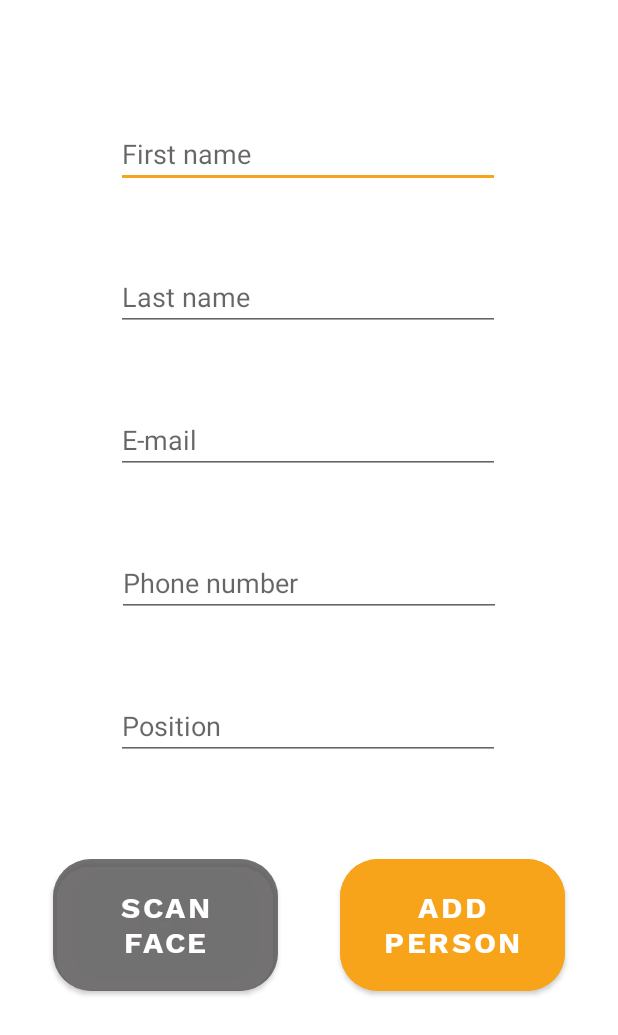
After one commit to darian-catalin-cucer/face-recognition-app, an Android app: the AddNewPerson screen opened directly, with no data from a screen before it, on a phone screen of 412 x 824 dp. The commit adds this screen. Shown: the top 1035 px of the screen. Run offline under Robolectric (Android 15) with nearby library versions, the phone set to English and light mode, and no system bars.

Commit message:
Added AddNewPerson activity

```diff
--- a/app/src/main/AndroidManifest.xml
+++ b/app/src/main/AndroidManifest.xml
@@ -27,7 +27,8 @@
             android:roundIcon="@mipmap/ic_launcher_round"
             android:supportsRtl="true"
             android:theme="@style/Theme.FaceRecognition">
-        <activity android:name=".ImageTest"></activity>
+        <activity android:name=".AddNewPerson"></activity>
+        <activity android:name=".ImageTest" />
         <activity android:name=".MainActivity">
             <intent-filter>
                 <action android:name="android.intent.action.MAIN" />
--- /dev/null
+++ b/app/src/main/java/brain_factory/face_recognition/AddNewPerson.kt
@@ -0,0 +1,15 @@
+package brain_factory.face_recognition
+
+import androidx.appcompat.app.AppCompatActivity
+import android.os.Bundle
+import android.view.WindowManager
+
+class AddNewPerson : AppCompatActivity()
+{
+    override fun onCreate(savedInstanceState: Bundle?)
+    {
+        super.onCreate(savedInstanceState)
+        setContentView(R.layout.activity_add_new_person)
+        this.window.addFlags(WindowManager.LayoutParams.FLAG_FULLSCREEN)
+    }
+}
--- a/app/src/main/java/brain_factory/face_recognition/ImageTest.kt
+++ b/app/src/main/java/brain_factory/face_recognition/ImageTest.kt
@@ -4,9 +4,6 @@ import android.os.Bundle
 import android.view.WindowManager
 import android.widget.ImageView
 import androidx.appcompat.app.AppCompatActivity
-import com.google.mlkit.vision.common.InputImage
-import com.google.mlkit.vision.face.FaceDetection
-import com.google.mlkit.vision.face.FaceDetectorOptions
 
 class ImageTest : AppCompatActivity()
 {
@@ -20,6 +17,6 @@ class ImageTest : AppCompatActivity()
         val imagePath = intent.getStringExtra("image_test")
 
         val testImage = findViewById<ImageView>(R.id.test_image)
-        testImage.setImageBitmap(ImageUtils.handleSamplingAndRotationBitmap(this, imagePath))
+        testImage.setImageBitmap(ImageUtils.handleSamplingAndRotationBitmap(imagePath))
     }
 }
--- a/app/src/main/java/brain_factory/face_recognition/ImageUtils.java
+++ b/app/src/main/java/brain_factory/face_recognition/ImageUtils.java
@@ -396,10 +396,10 @@ public class ImageUtils
         return inSampleSize;
     }
 
-    public static Bitmap handleSamplingAndRotationBitmap(Context context, String selectedImage) throws IOException
+    public static Bitmap handleSamplingAndRotationBitmap(String selectedImage) throws IOException
     {
-        int MAX_HEIGHT = 1500;
-        int MAX_WIDTH = 1500;
+        int MAX_HEIGHT = 2000;
+        int MAX_WIDTH = 2000;
 
         final BitmapFactory.Options options = new BitmapFactory.Options();
         options.inJustDecodeBounds = true;
--- a/app/src/main/java/brain_factory/face_recognition/MainActivity.kt
+++ b/app/src/main/java/brain_factory/face_recognition/MainActivity.kt
@@ -29,7 +29,8 @@ class MainActivity : AppCompatActivity()
 
     private lateinit var currentPhotoPath: String
 
-    private var faceBounds: Rect = Rect(0, 0, 1500, 1500)
+    private var faceBounds: Rect = Rect(0, 0, 1944, 2592)
+
     override fun onCreate(savedInstanceState: Bundle?)
     {
         super.onCreate(savedInstanceState)
@@ -42,6 +43,10 @@ class MainActivity : AppCompatActivity()
         authenticateButton.setOnClickListener {
             dispatchTakePictureIntent()
         }
+
+        addFaceButton.setOnClickListener {
+            startActivity(Intent(this, AddNewPerson::class.java));
+        }
     }
 
     override fun onActivityResult(requestCode: Int, resultCode: Int, intent: Intent?)
@@ -49,11 +54,11 @@ class MainActivity : AppCompatActivity()
         super.onActivityResult(requestCode, resultCode, intent)
         if (requestCode == REQUEST_IMAGE_CAPTURE && resultCode == RESULT_OK)
         {
-            val bitmapImage = ImageUtils.handleSamplingAndRotationBitmap(this, currentPhotoPath)
+            val bitmapImage = ImageUtils.handleSamplingAndRotationBitmap(currentPhotoPath)
             extractFace(bitmapImage)
             val faceNet = FaceNet(assets)
             val embeddings: FloatBuffer = faceNet.getEmbeddings(bitmapImage, faceBounds)
-            Log.d("[embeddings]", embeddings[0].toString()) // DEBUG
+            Log.d("[embeddings]", embeddings[0].toString() + " " + embeddings[1].toString() + " " + embeddings[2].toString()) // DEBUG
             faceNet.close()
 
             val displayIntent = Intent(this, ImageTest::class.java).apply {
@@ -86,16 +91,18 @@ class MainActivity : AppCompatActivity()
 
     private fun extractFace(imageBitmap: Bitmap)
     {
-        val options = FaceDetectorOptions.Builder().setPerformanceMode(FaceDetectorOptions.PERFORMANCE_MODE_ACCURATE)
-            .setLandmarkMode(FaceDetectorOptions.LANDMARK_MODE_NONE).setClassificationMode(FaceDetectorOptions.CLASSIFICATION_MODE_NONE).build()
+        val options = FaceDetectorOptions.Builder().setClassificationMode(FaceDetectorOptions.PERFORMANCE_MODE_ACCURATE)
+            .setContourMode(FaceDetectorOptions.CONTOUR_MODE_ALL).build()
+        val detector = FaceDetection.getClient(options)
 
         val image = InputImage.fromBitmap(imageBitmap, 0)
-        val detector = FaceDetection.getClient(options)
         detector.process(image).addOnSuccessListener { faces ->
             for (face in faces)
             {
                 faceBounds = face.boundingBox
             }
         }
+        Log.d("[embeddings]", faceBounds.toShortString()) // DEBUG
+        detector.close()
     }
 }
--- /dev/null
+++ b/app/src/main/res/drawable/check.xml
@@ -0,0 +1,9 @@
+<vector xmlns:android="http://schemas.android.com/apk/res/android"
+    android:width="512dp"
+    android:height="512dp"
+    android:viewportWidth="24"
+    android:viewportHeight="24">
+  <path
+      android:fillColor="#FF000000"
+      android:pathData="m9.707,19.121c-0.187,0.188 -0.442,0.293 -0.707,0.293s-0.52,-0.105 -0.707,-0.293l-5.646,-5.647c-0.586,-0.586 -0.586,-1.536 0,-2.121l0.707,-0.707c0.586,-0.586 1.535,-0.586 2.121,0l3.525,3.525 9.525,-9.525c0.586,-0.586 1.536,-0.586 2.121,0l0.707,0.707c0.586,0.586 0.586,1.536 0,2.121z"/>
+</vector>
--- /dev/null
+++ b/app/src/main/res/layout/activity_add_new_person.xml
@@ -0,0 +1,127 @@
+<?xml version="1.0" encoding="utf-8"?>
+<androidx.constraintlayout.widget.ConstraintLayout xmlns:android="http://schemas.android.com/apk/res/android"
+        xmlns:tools="http://schemas.android.com/tools"
+        xmlns:app="http://schemas.android.com/apk/res-auto"
+        android:layout_width="match_parent"
+        android:layout_height="match_parent"
+        tools:context=".AddNewPerson">
+
+    <Button
+            android:text="@string/addPerson"
+            android:layout_width="150dp"
+            android:layout_height="100dp"
+            android:textSize="20sp"
+            app:cornerRadius="25dp"
+            android:id="@+id/addPersonButton"
+            android:checkable="false"
+            android:clickable="true"
+            android:longClickable="false"
+            android:focusable="true"
+            android:textAllCaps="true"
+            android:textStyle="bold"
+            android:textAlignment="center"
+            style="@style/WSB"
+            android:hapticFeedbackEnabled="true"
+            android:backgroundTint="@color/yellow"
+            app:layout_constraintEnd_toEndOf="parent"
+            app:layout_constraintTop_toBottomOf="@+id/personPosition"
+            android:layout_marginTop="60dp"
+            android:layout_marginEnd="35dp" />
+
+    <Button
+            android:text="@string/scanFace"
+            android:layout_width="150dp"
+            android:layout_height="100dp"
+            android:textSize="20sp"
+            app:cornerRadius="25dp"
+            android:id="@+id/scanFaceButton"
+            android:checkable="false"
+            android:clickable="true"
+            android:longClickable="false"
+            android:focusable="true"
+            android:textAllCaps="true"
+            android:textStyle="bold"
+            android:textAlignment="center"
+            style="@style/WSB"
+            android:hapticFeedbackEnabled="true"
+            android:backgroundTint="#99595858"
+            app:layout_constraintTop_toBottomOf="@+id/personPosition"
+            android:layout_marginTop="60dp"
+            app:layout_constraintStart_toStartOf="parent"
+            android:layout_marginStart="35dp" />
+
+    <EditText
+            android:layout_width="wrap_content"
+            android:layout_height="wrap_content"
+            android:inputType="textPersonName"
+            android:ems="12"
+            android:hint="@string/first_name"
+            android:id="@+id/personFirstName"
+            android:importantForAutofill="yes"
+            android:autofillHints="First name"
+            app:layout_constraintTop_toTopOf="parent"
+            app:layout_constraintStart_toStartOf="parent"
+            app:layout_constraintEnd_toEndOf="parent"
+            app:layout_constraintHorizontal_bias="0.497"
+            android:layout_marginTop="80dp" />
+
+    <EditText
+            android:layout_width="wrap_content"
+            android:layout_height="wrap_content"
+            android:inputType="textPersonName"
+            android:ems="12"
+            android:hint="@string/last_name"
+            android:id="@+id/personLastName"
+            android:importantForAutofill="yes"
+            android:autofillHints="Last name"
+            app:layout_constraintStart_toStartOf="parent"
+            app:layout_constraintEnd_toEndOf="parent"
+            app:layout_constraintTop_toBottomOf="@+id/personFirstName"
+            android:layout_marginTop="50dp"
+            app:layout_constraintHorizontal_bias="0.497" />
+
+    <EditText
+            android:layout_width="wrap_content"
+            android:layout_height="wrap_content"
+            android:inputType="textEmailAddress"
+            android:ems="12"
+            android:hint="@string/email"
+            android:id="@+id/personEmail"
+            android:importantForAutofill="yes"
+            android:autofillHints="Email"
+            app:layout_constraintStart_toStartOf="parent"
+            app:layout_constraintEnd_toEndOf="parent"
+            app:layout_constraintHorizontal_bias="0.497"
+            app:layout_constraintTop_toBottomOf="@+id/personLastName"
+            android:layout_marginTop="50dp"/>
+
+    <EditText
+            android:layout_width="wrap_content"
+            android:layout_height="wrap_content"
+            android:inputType="phone"
+            android:ems="12"
+            android:hint="@string/phone"
+            android:id="@+id/personPhone"
+            android:importantForAutofill="yes"
+            android:autofillHints="Phone"
+            app:layout_constraintStart_toStartOf="parent"
+            app:layout_constraintEnd_toEndOf="parent"
+            app:layout_constraintTop_toBottomOf="@+id/personEmail"
+            android:layout_marginTop="50dp" />
+
+    <EditText
+            android:layout_width="wrap_content"
+            android:layout_height="wrap_content"
+            android:inputType="textCapWords"
+            android:ems="12"
+            android:hint="@string/position"
+            android:id="@+id/personPosition"
+            android:importantForAutofill="yes"
+            android:autofillHints="Email"
+            app:layout_constraintStart_toStartOf="parent"
+            app:layout_constraintEnd_toEndOf="parent"
+            app:layout_constraintHorizontal_bias="0.497"
+            app:layout_constraintTop_toBottomOf="@+id/personPhone"
+            android:layout_marginTop="50dp"/>
+
+</androidx.constraintlayout.widget.ConstraintLayout>
--- a/app/src/main/res/layout/main_activity.xml
+++ b/app/src/main/res/layout/main_activity.xml
@@ -7,7 +7,7 @@
         tools:context=".MainActivity">
 
     <Button
-            android:text="@string/AuthenticationButton"
+            android:text="@string/authenticationButton"
             android:layout_width="280dp"
             android:layout_height="150dp"
             android:textSize="20sp"
@@ -32,7 +32,7 @@
             android:backgroundTint="@color/red" />
 
     <Button
-            android:text="@string/AddFaceButton"
+            android:text="@string/addFaceButton"
             android:layout_width="280dp"
             android:layout_height="150dp"
             android:textSize="20sp"
--- a/app/src/main/res/values/strings.xml
+++ b/app/src/main/res/values/strings.xml
@@ -1,5 +1,12 @@
 <resources>
     <string name="app_name">Face Recognition</string>
-    <string name="AddFaceButton">Add new person</string>
-    <string name="AuthenticationButton">Authenticate</string>
+    <string name="addFaceButton">Add new person</string>
+    <string name="authenticationButton">Authenticate</string>
+    <string name="first_name">First name</string>
+    <string name="last_name">Last name</string>
+    <string name="email">E-mail</string>
+    <string name="phone">Phone number</string>
+    <string name="position">Position</string>
+    <string name="scanFace">Scan face</string>
+    <string name="addPerson">Add person</string>
 </resources>
```
Also changed, not shown: app/build.gradle (+5 -8 lines).
